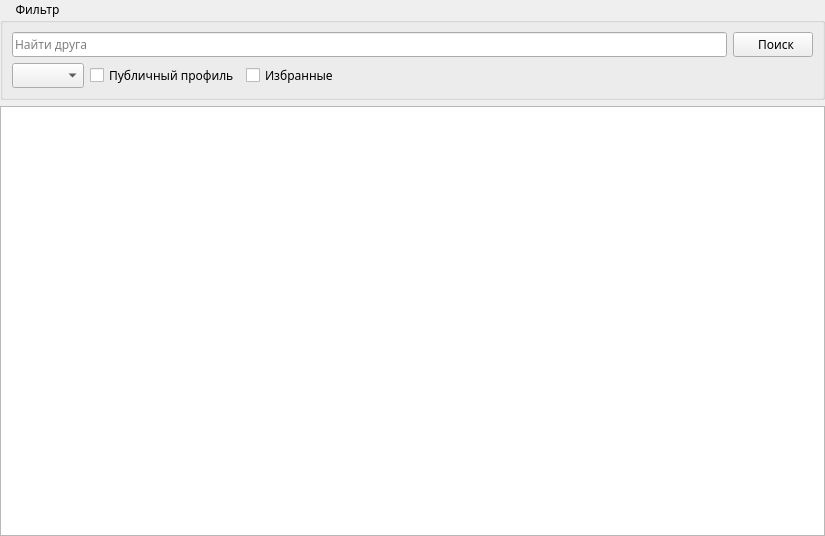
First picture: the form in AraSteamManager/forms/subForms/main/formfriends.ui, repository Arankir/AraSteamManager, before the edit.
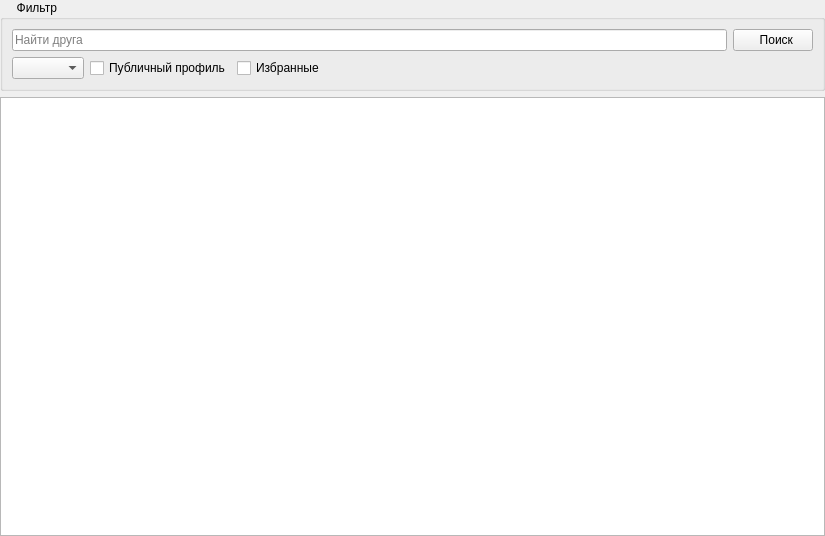
Second picture: the form after the edit.

```diff
--- a/AraSteamManager/forms/subForms/main/formfriends.ui
+++ b/AraSteamManager/forms/subForms/main/formfriends.ui
@@ -10,11 +10,6 @@
     <height>536</height>
    </rect>
   </property>
-  <property name="font">
-   <font>
-    <family>Ebrima</family>
-   </font>
-  </property>
   <property name="windowTitle">
    <string>SteamAchievementsStatistic</string>
   </property>
```
